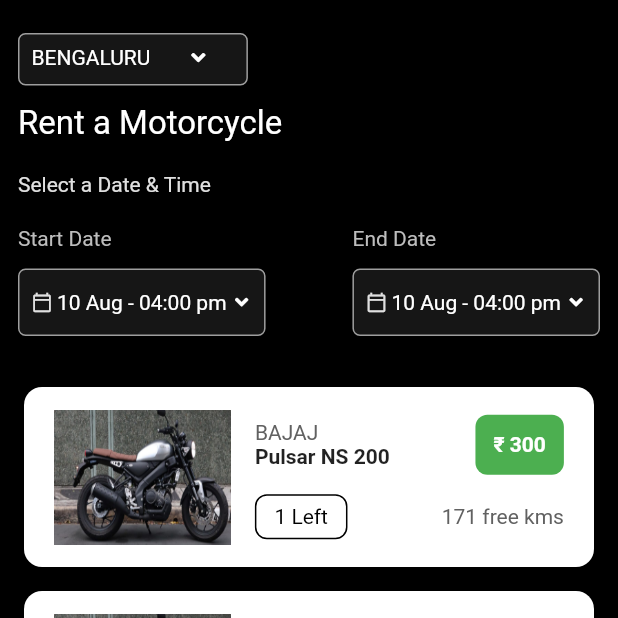
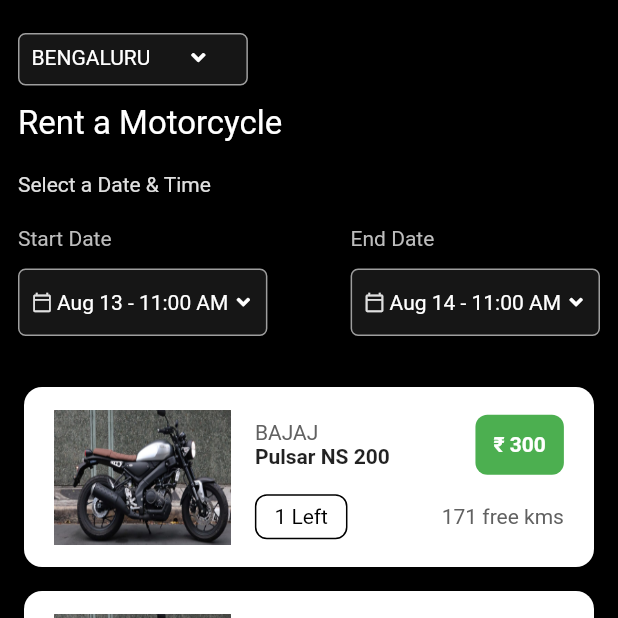
Before and after one commit to shelendravashishtha2/snaprides, a Flutter app: the HomeScreen screen opened by its route, on a phone screen of 412 x 824 dp, the top half of it. Run offline on Flutter 3.47's test engine with Material 2 defaults, Android fonts, the phone set to English and light mode, and no system bars; our stand-ins replace cloud_firestore, firebase_auth, firebase_core, fluttertoast, font_awesome_flutter, google_fonts and 3 more; accounts and stored records are empty.

```diff
--- a/lib/screens/home.dart
+++ b/lib/screens/home.dart
@@ -1,15 +1,12 @@
 import 'package:flutter/material.dart';
 import 'package:font_awesome_flutter/font_awesome_flutter.dart';
 import 'package:provider/provider.dart';
-import 'package:snaprides/components/drawerWidget.dart';
 import 'package:snaprides/components/vehicleTile.dart';
 import 'package:snaprides/components/citySelectButton.dart';
-import 'package:snaprides/screens/selectCities.dart';
-import 'package:snaprides/screens/login.dart';
-import 'package:snaprides/screens/signupLogin.dart';
 import 'package:snaprides/screens/timeRangeSelector.dart';
 import 'package:snaprides/services/auth.dart';
 import 'package:snaprides/services/userDetails.dart';
+import 'package:intl/intl.dart';
 
 class HomeScreen extends StatefulWidget {
   static const routeName = 'home/';
@@ -21,12 +18,49 @@ class HomeScreen extends StatefulWidget {
 class _HomeScreenState extends State<HomeScreen> {
   bool isAuthenticated = false;
   Map userDetails;
+  List timeSlots = [
+    "11:00 AM",
+    "12:00 PM",
+    "01:00 PM",
+    "02:00 PM",
+    "03:00 PM",
+    "04:00 PM",
+    "05:00 AM",
+    "06:00 PM",
+    "07:00 PM",
+  ];
+  final format = DateFormat('MMMd');
+  int _selectedStartTimeSlot = 0;
+  int _selectedEndTimeSlot = 0;
+  bool selectingStartDate = true;
+  DateTime _selectedStartDate = DateTime.now();
+  DateTime _selectedEndDate = DateTime(
+    DateTime.now().year,
+    DateTime.now().month,
+    DateTime.now().day + 1,
+  );
   void initState() {
     isAuthenticated = Provider.of<Auth>(context, listen: false).isAuthenticated;
     if (isAuthenticated)
       userDetails =
           Provider.of<UserDetails>(context, listen: false).userDetails;
     super.initState();
+  }
+
+  void selectTimeRange() {
+    Navigator.push(context, MaterialPageRoute(builder: (context) {
+      return TimeRangeSelector(_selectedStartDate, _selectedEndDate,
+          _selectedStartTimeSlot, _selectedEndTimeSlot);
+    })).then((value) {
+      if (value != null) {
+        setState(() {
+          _selectedStartDate = value['startDate'];
+          _selectedEndDate = value['endDate'];
+          _selectedStartTimeSlot = value['startTime'];
+          _selectedEndTimeSlot = value['endTime'];
+        });
+      }
+    });
   }
 
   @override
@@ -37,7 +71,6 @@ class _HomeScreenState extends State<HomeScreen> {
       color: Theme.of(context).accentColor,
       child: SafeArea(
         child: Scaffold(
-            drawer: DrawerWidget(userDetails: userDetails),
             backgroundColor: Theme.of(context).accentColor,
             body: SingleChildScrollView(
               child: Padding(
@@ -113,10 +146,7 @@ class _HomeScreenState extends State<HomeScreen> {
                             ),
                             InkWell(
                               onTap: () {
-                                Navigator.push(context,
-                                    MaterialPageRoute(builder: (context) {
-                                  return TimeRangeSelector();
-                                }));
+                                selectTimeRange();
                               },
                               child: Container(
                                 height: 45.0,
@@ -139,7 +169,7 @@ class _HomeScreenState extends State<HomeScreen> {
                                       width: 3.0,
                                     ),
                                     Text(
-                                      '10 Aug - 04:00 pm',
+                                      '${format.format(_selectedStartDate)} - ${timeSlots[_selectedStartTimeSlot]}',
                                       style: TextStyle(
                                         color: Colors.white,
                                       ),
@@ -172,7 +202,11 @@ class _HomeScreenState extends State<HomeScreen> {
                                 ),
                               ),
                             ),
-                            Container(
+                            InkWell(
+                              onTap: () {
+                                selectTimeRange();
+                              },
+                              child: Container(
                                 height: 45.0,
                                 decoration: BoxDecoration(
                                   color: Color(0xFF161616),
@@ -193,7 +227,7 @@ class _HomeScreenState extends State<HomeScreen> {
                                       width: 3.0,
                                     ),
                                     Text(
-                                    '10 Aug - 04:00 pm',
+                                      '${format.format(_selectedEndDate)} - ${timeSlots[_selectedEndTimeSlot]}',
                                       style: TextStyle(
                                         color: Colors.white,
                                       ),
@@ -207,6 +241,7 @@ class _HomeScreenState extends State<HomeScreen> {
                                       size: 14.0,
                                     )
                                   ],
+                                ),
                               ),
                             )
                           ],
--- a/lib/screens/login.dart
+++ b/lib/screens/login.dart
@@ -3,6 +3,7 @@ import 'package:flutter/services.dart';
 import 'package:provider/provider.dart';
 import 'package:snaprides/components/socialButton.dart';
 import 'package:snaprides/constants/constants.dart';
+import 'package:snaprides/screens/signup.dart';
 import 'package:snaprides/services/auth.dart';
 
 class Login extends StatefulWidget {
@@ -22,12 +23,12 @@ class _LoginState extends State<Login> {
   @override
   Widget build(BuildContext context) {
     return Scaffold(
+      backgroundColor: Theme.of(context).accentColor,
       appBar: AppBar(
         backgroundColor: Theme.of(context).accentColor,
       ),
       body: SingleChildScrollView(
         child: Container(
-          color: Theme.of(context).accentColor,
           padding: const EdgeInsets.symmetric(horizontal: 22, vertical: 10),
           child: Form(
             key: _formKey,
@@ -217,7 +218,7 @@ class _LoginState extends State<Login> {
                           Navigator.pushReplacement(
                             context,
                             MaterialPageRoute(
-                              builder: (context) => Login(),
+                              builder: (context) => SignUp(),
                             ),
                           );
                         },
--- a/lib/screens/signup.dart
+++ b/lib/screens/signup.dart
@@ -27,6 +27,7 @@ class _SignUpState extends State<SignUp> {
   @override
   Widget build(BuildContext context) {
     return Scaffold(
+      backgroundColor: Theme.of(context).accentColor,
       appBar: AppBar(
         backgroundColor: Theme.of(context).accentColor,
       ),
```
Also changed, not shown: lib/components/DrawerWidget.dart (deleted, +0 -89 lines), lib/screens/Profile.dart (+28 -13 lines), lib/screens/timeRangeSelector.dart (+32 -4 lines). Lines whose indentation alone changed are shown as unchanged.
